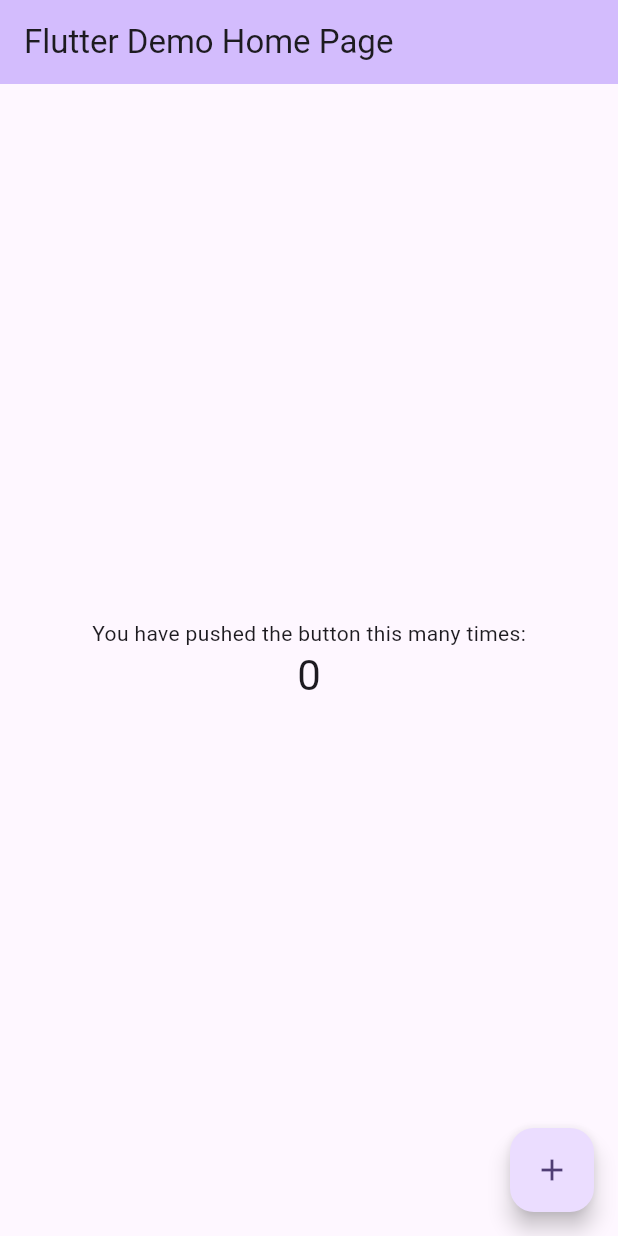
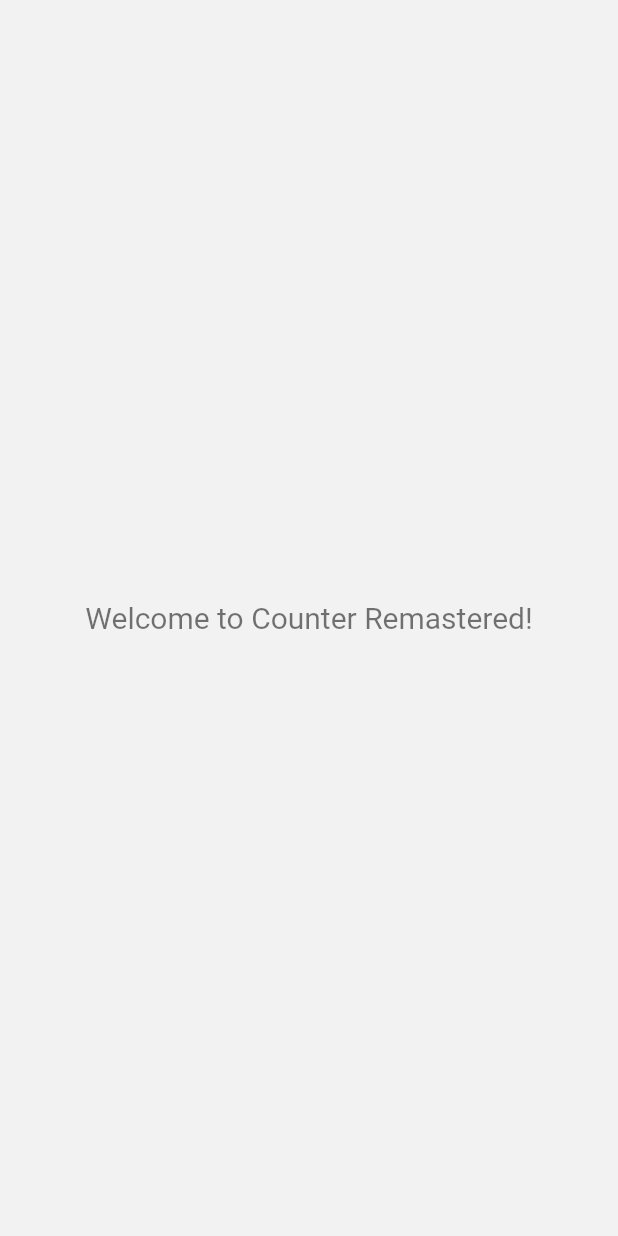
Before and after one commit to mdshadatrahman/counter_app_remastered, a Flutter app: the screen it shows after launch, on a phone screen of 412 x 824 dp. Run offline on Flutter 3.47's test engine with Material 2 defaults, Android fonts, the phone set to English and light mode, and no system bars.

Commit message:
theme setup

```diff
--- /dev/null
+++ b/lib/core/constants/strings.dart
@@ -0,0 +1,5 @@
+class Strings {
+  static const appTitle = "Counter Remastered";
+  static const counterScreenTitle = "Counter Screen";
+  static const counterScreenText = "Welcome to Counter Remastered!";
+}
--- /dev/null
+++ b/lib/core/theme/app_theme.dart
@@ -0,0 +1,44 @@
+import 'package:flutter/material.dart';
+import 'package:flutter/services.dart';
+
+class AppTheme {
+  static Color lightBackgorundColor = const Color(0xfff2f2f2);
+  static Color lightPrimaryColor = const Color(0xfff2f2f2);
+  static Color lightAccentColor = Colors.blueGrey.shade200;
+  static Color lightParticlesColor = const Color(0x44948282);
+
+  static Color darkBackgorundColor = const Color(0xff1a2127);
+  static Color darkPrimaryColor = const Color(0xff1a2127);
+  static Color darkAccentColor = Colors.blueGrey.shade600;
+  static Color darkParticlesColor = const Color(0x441c2a3d);
+
+  const AppTheme._();
+
+  static final lightTheme = ThemeData(
+    brightness: Brightness.light,
+    primaryColor: lightPrimaryColor,
+    hintColor: lightAccentColor,
+    backgroundColor: lightBackgorundColor,
+    visualDensity: VisualDensity.adaptivePlatformDensity,
+  );
+
+  static final darkTheme = ThemeData(
+    brightness: Brightness.dark,
+    primaryColor: darkPrimaryColor,
+    hintColor: darkAccentColor,
+    backgroundColor: darkBackgorundColor,
+    visualDensity: VisualDensity.adaptivePlatformDensity,
+  );
+
+  static setStatusAndNavigationBarColor(ThemeMode themeMode) {
+    SystemChrome.setSystemUIOverlayStyle(
+      SystemUiOverlayStyle(
+        statusBarColor: Colors.transparent,
+        statusBarBrightness: themeMode == ThemeMode.light ? Brightness.dark : Brightness.light,
+        systemNavigationBarIconBrightness: themeMode == ThemeMode.light ? Brightness.dark : Brightness.light,
+        systemNavigationBarColor: themeMode == ThemeMode.light ? lightBackgorundColor : darkBackgorundColor,
+        systemNavigationBarDividerColor: Colors.transparent,
+      ),
+    );
+  }
+}
--- a/lib/main.dart
+++ b/lib/main.dart
@@ -1,3 +1,5 @@
+import 'package:counter_remastered/core/theme/app_theme.dart';
+import 'package:counter_remastered/presentation/router/app_router.dart';
 import 'package:flutter/material.dart';
 
 void main() {
@@ -6,120 +8,16 @@ void main() {
 
 class MyApp extends StatelessWidget {
   const MyApp({super.key});
-
-  // This widget is the root of your application.
   @override
   Widget build(BuildContext context) {
     return MaterialApp(
       title: 'Flutter Demo',
-      theme: ThemeData(
-        // This is the theme of your application.
-        //
-        // TRY THIS: Try running your application with "flutter run". You'll see
-        // the application has a blue toolbar. Then, without quitting the app,
-        // try changing the seedColor in the colorScheme below to Colors.green
-        // and then invoke "hot reload" (save your changes or press the "hot
-        // reload" button in a Flutter-supported IDE, or press "r" if you used
-        // the command line to start the app).
-        //
-        // Notice that the counter didn't reset back to zero; the application
-        // state is not lost during the reload. To reset the state, use hot
-        // restart instead.
-        //
-        // This works for code too, not just values: Most code changes can be
-        // tested with just a hot reload.
-        colorScheme: ColorScheme.fromSeed(seedColor: Colors.deepPurple),
-        useMaterial3: true,
-      ),
-      home: const MyHomePage(title: 'Flutter Demo Home Page'),
+      theme: AppTheme.lightTheme,
+      darkTheme: AppTheme.darkTheme,
+      themeMode: ThemeMode.light,
+      onGenerateRoute: AppRouter.onGenerateRoute,
+      initialRoute: AppRouter.counter,
+      debugShowCheckedModeBanner: false,
     );
   }
 }
-
-class MyHomePage extends StatefulWidget {
-  const MyHomePage({super.key, required this.title});
-
-  // This widget is the home page of your application. It is stateful, meaning
-  // that it has a State object (defined below) that contains fields that affect
-  // how it looks.
-
-  // This class is the configuration for the state. It holds the values (in this
-  // case the title) provided by the parent (in this case the App widget) and
-  // used by the build method of the State. Fields in a Widget subclass are
-  // always marked "final".
-
-  final String title;
-
-  @override
-  State<MyHomePage> createState() => _MyHomePageState();
-}
-
-class _MyHomePageState extends State<MyHomePage> {
-  int _counter = 0;
-
-  void _incrementCounter() {
-    setState(() {
-      // This call to setState tells the Flutter framework that something has
-      // changed in this State, which causes it to rerun the build method below
-      // so that the display can reflect the updated values. If we changed
-      // _counter without calling setState(), then the build method would not be
-      // called again, and so nothing would appear to happen.
-      _counter++;
-    });
-  }
-
-  @override
-  Widget build(BuildContext context) {
-    // This method is rerun every time setState is called, for instance as done
-    // by the _incrementCounter method above.
-    //
-    // The Flutter framework has been optimized to make rerunning build methods
-    // fast, so that you can just rebuild anything that needs updating rather
-    // than having to individually change instances of widgets.
-    return Scaffold(
-      appBar: AppBar(
-        // TRY THIS: Try changing the color here to a specific color (to
-        // Colors.amber, perhaps?) and trigger a hot reload to see the AppBar
-        // change color while the other colors stay the same.
-        backgroundColor: Theme.of(context).colorScheme.inversePrimary,
-        // Here we take the value from the MyHomePage object that was created by
-        // the App.build method, and use it to set our appbar title.
-        title: Text(widget.title),
-      ),
-      body: Center(
-        // Center is a layout widget. It takes a single child and positions it
-        // in the middle of the parent.
-        child: Column(
-          // Column is also a layout widget. It takes a list of children and
-          // arranges them vertically. By default, it sizes itself to fit its
-          // children horizontally, and tries to be as tall as its parent.
-          //
-          // Column has various properties to control how it sizes itself and
-          // how it positions its children. Here we use mainAxisAlignment to
-          // center the children vertically; the main axis here is the vertical
-          // axis because Columns are vertical (the cross axis would be
-          // horizontal).
-          //
-          // TRY THIS: Invoke "debug painting" (choose the "Toggle Debug Paint"
-          // action in the IDE, or press "p" in the console), to see the
-          // wireframe for each widget.
-          mainAxisAlignment: MainAxisAlignment.center,
-          children: <Widget>[
-            const Text(
-              'You have pushed the button this many times:',
-            ),
-            Text(
-              '$_counter',
-              style: Theme.of(context).textTheme.headlineMedium,
-            ),
-          ],
-        ),
-      ),
-      floatingActionButton: FloatingActionButton(
-        onPressed: _incrementCounter,
-        tooltip: 'Increment',
-        child: const Icon(Icons.add),
-      ), // This trailing comma makes auto-formatting nicer for build methods.
-    );
-  }
-}
--- /dev/null
+++ b/lib/presentation/router/app_router.dart
@@ -0,0 +1,16 @@
+import 'package:counter_remastered/presentation/screens/counter_screen/counter_screen.dart';
+import 'package:flutter/material.dart';
+
+class AppRouter {
+  static const String counter = 'counter';
+  const AppRouter._();
+
+  static Route<dynamic> onGenerateRoute(RouteSettings settings) {
+    switch (settings.name) {
+      case counter:
+        return MaterialPageRoute(builder: (_) => const CounterScreen());
+      default:
+        throw ErrorDescription('Route Not Found');
+    }
+  }
+}
--- /dev/null
+++ b/lib/presentation/screens/counter_screen/counter_screen.dart
@@ -0,0 +1,23 @@
+import 'package:counter_remastered/core/constants/strings.dart';
+import 'package:flutter/material.dart';
+
+class CounterScreen extends StatelessWidget {
+  const CounterScreen({super.key});
+
+  @override
+  Widget build(BuildContext context) {
+    return Scaffold(
+      body: Container(
+        color: Theme.of(context).backgroundColor,
+        child: Center(
+          child: Text(
+            Strings.counterScreenText,
+            style: Theme.of(context).textTheme.headlineMedium?.copyWith(
+                  fontSize: 20,
+                ),
+          ),
+        ),
+      ),
+    );
+  }
+}
```
